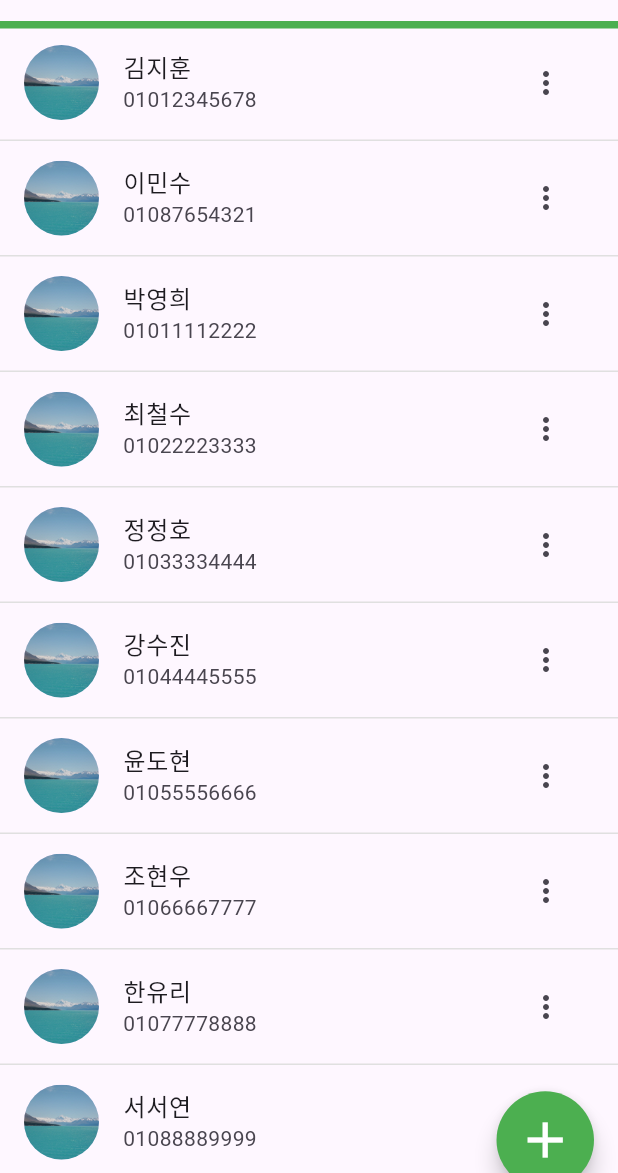
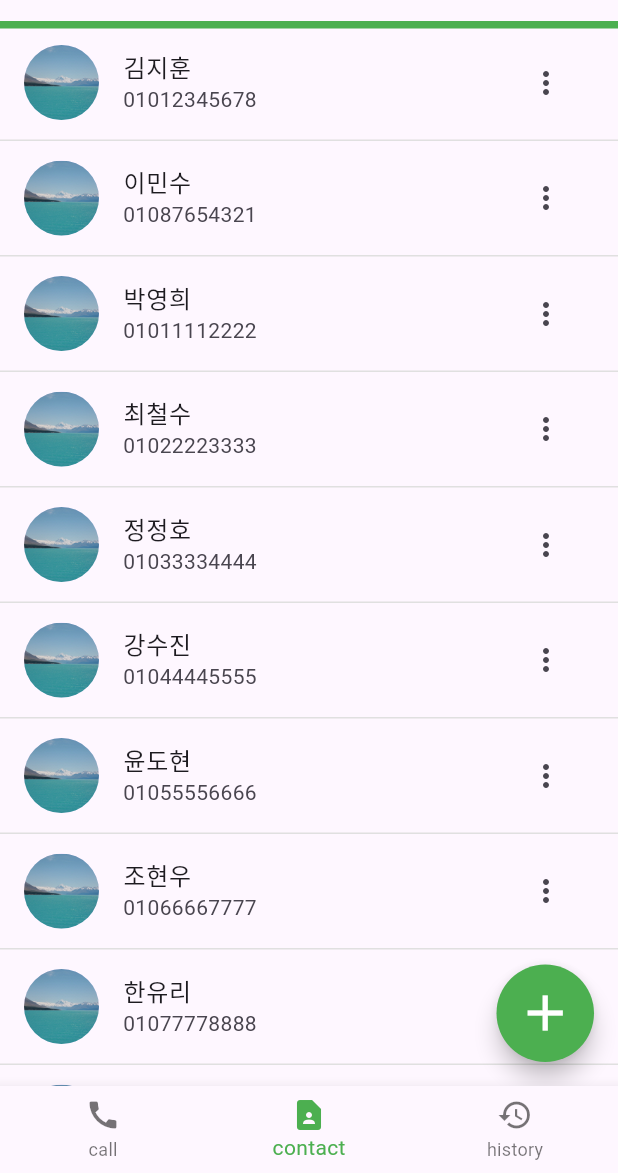
Before and after one commit to Idooru/phone_book, a Flutter app: the screen it shows after launch, on a phone screen of 412 x 824 dp, the part 63-1236 px from its top. Run offline on Flutter 3.47's test engine with Material 3 defaults, Android fonts, the phone set to English and light mode, and no system bars; our stand-ins replace get_it.

Commit message:
페이지 분리

```diff
--- a/lib/main.dart
+++ b/lib/main.dart
@@ -1,8 +1,9 @@
 import 'package:flutter/material.dart';
 import 'package:phone_book/core/themes/theme_data.dart';
 import 'package:phone_book/core/utils/get_it_initializor.dart';
+import 'package:phone_book/presentation/pages/phonebook_main_page.dart';
 import 'package:phone_book/presentation/state/phonebook_provider.dart';
-import 'package:phone_book/presentation/pages/phonebook_page.dart';
+import 'package:phone_book/presentation/pages/phonebook_contact_page.dart';
 import 'package:provider/provider.dart';
 
 void main() {
@@ -27,7 +28,7 @@ class MyApp extends StatelessWidget {
     return MaterialApp(
       debugShowCheckedModeBanner: false,
       theme: themeData,
-      home: PhoneBookPage(),
+      home: PhonebookMainPage(),
     );
   }
 }
--- a/lib/presentation/pages/phonebook_page.dart
+++ b/lib/presentation/pages/phonebook_contact_page.dart
@@ -7,10 +7,10 @@ import 'package:phone_book/presentation/widgets/add_phonebook_dialog.dart';
 import 'package:phone_book/presentation/widgets/edit_phonebook_dialog.dart';
 import 'package:provider/provider.dart';
 
-class PhoneBookPage extends StatelessWidget {
+class PhonebookContactPage extends StatelessWidget {
   final PhonebookService phonebookService = locator<PhonebookService>();
 
-  PhoneBookPage({super.key});
+  PhonebookContactPage({super.key});
 
   void pressAdd(BuildContext context, PhonebookProvider phonebook) {
     showDialog(
@@ -70,10 +70,7 @@ class PhoneBookPage extends StatelessWidget {
     phonebookService.insertAlltUser(context);
 
     return Scaffold(
-      appBar: AppBar(title: Text("phone book")),
-      floatingActionButton: Align(
-        alignment: Alignment(1.0, 1.07),
-        child: SizedBox(
+      floatingActionButton: SizedBox(
         width: 65,
         height: 65,
         child: FloatingActionButton(
@@ -85,7 +82,6 @@ class PhoneBookPage extends StatelessWidget {
           onPressed: () {
             pressAdd(context, context.read<PhonebookProvider>());
           },
-          ),
         ),
       ),
       body: Column(
--- /dev/null
+++ b/lib/presentation/pages/phonebook_main_page.dart
@@ -0,0 +1,55 @@
+import 'package:flutter/material.dart';
+import 'package:phone_book/presentation/pages/phonebook_call_page.dart';
+import 'package:phone_book/presentation/pages/phonebook_contact_page.dart';
+import 'package:phone_book/presentation/pages/phonebook_history_page.dart';
+
+class PhonebookMainPage extends StatefulWidget {
+  const PhonebookMainPage({super.key});
+
+  @override
+  State<PhonebookMainPage> createState() => _PhonebookMainPageState();
+}
+
+class _PhonebookMainPageState extends State<PhonebookMainPage> {
+  int selectedIndex = 1;
+
+  List<Widget> pages = [
+    PhonebookCallPage(),
+    PhonebookContactPage(),
+    PhonebookHistoryPage(),
+  ];
+
+  void tapBottomNavigator(int index) {
+    setState(() {
+      selectedIndex = index;
+    });
+  }
+
+  @override
+  Widget build(BuildContext context) {
+    return Scaffold(
+      appBar: AppBar(title: Text("phone book")),
+      body: pages.elementAt(selectedIndex),
+      bottomNavigationBar: BottomNavigationBar(
+        type: BottomNavigationBarType.fixed,
+        items: [
+          BottomNavigationBarItem(
+            icon: Icon(Icons.call),
+            label: "call",
+          ),
+          BottomNavigationBarItem(
+            icon: Icon(Icons.contact_page),
+            label: "contact",
+          ),
+          BottomNavigationBarItem(
+            icon: Icon(Icons.history),
+            label: "history",
+          ),
+        ],
+        currentIndex: selectedIndex,
+        selectedItemColor: Colors.green,
+        onTap: tapBottomNavigator,
+      ),
+    );
+  }
+}
```
Also changed, not shown: lib/presentation/pages/phonebook_call_page.dart (added, +14 -0 lines), lib/presentation/pages/phonebook_history_page.dart (added, +14 -0 lines). Lines whose indentation alone changed are shown as unchanged.
